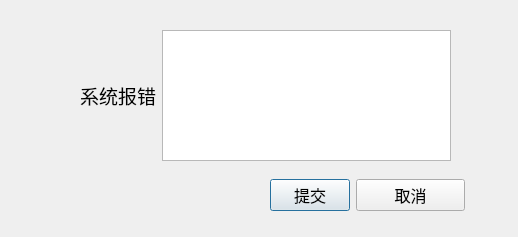
Above: love.ui from determination66/Student-science-and-technology-statistics-system before the change. Below: the same form after it.
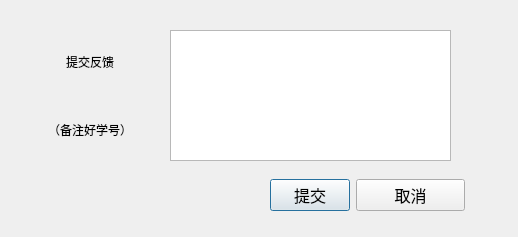
That is the form after the change.

The edit to the form file:
```diff
--- a/love.ui
+++ b/love.ui
@@ -16,29 +16,13 @@
   <widget class="QWidget" name="horizontalLayoutWidget">
    <property name="geometry">
     <rect>
-     <x>80</x>
+     <x>170</x>
      <y>30</y>
-     <width>371</width>
+     <width>281</width>
      <height>131</height>
     </rect>
    </property>
    <layout class="QHBoxLayout" name="horizontalLayout">
-    <item>
-     <widget class="QLabel" name="label">
-      <property name="font">
-       <font>
-        <family>Arial</family>
-        <pointsize>14</pointsize>
-        <weight>50</weight>
-        <italic>false</italic>
-        <bold>false</bold>
-       </font>
-      </property>
-      <property name="text">
-       <string>系统报错</string>
-      </property>
-     </widget>
-    </item>
     <item>
      <widget class="QTextEdit" name="textEdit"/>
     </item>
@@ -88,6 +72,38 @@
     </item>
    </layout>
   </widget>
+  <widget class="QWidget" name="verticalLayoutWidget">
+   <property name="geometry">
+    <rect>
+     <x>10</x>
+     <y>30</y>
+     <width>160</width>
+     <height>131</height>
+    </rect>
+   </property>
+   <layout class="QVBoxLayout" name="verticalLayout_2">
+    <item>
+     <widget class="QLabel" name="label">
+      <property name="text">
+       <string>提交反馈</string>
+      </property>
+      <property name="alignment">
+       <set>Qt::AlignCenter</set>
+      </property>
+     </widget>
+    </item>
+    <item>
+     <widget class="QLabel" name="label_2">
+      <property name="text">
+       <string>（备注好学号）</string>
+      </property>
+      <property name="alignment">
+       <set>Qt::AlignCenter</set>
+      </property>
+     </widget>
+    </item>
+   </layout>
+  </widget>
  </widget>
  <resources/>
  <connections/>
```
